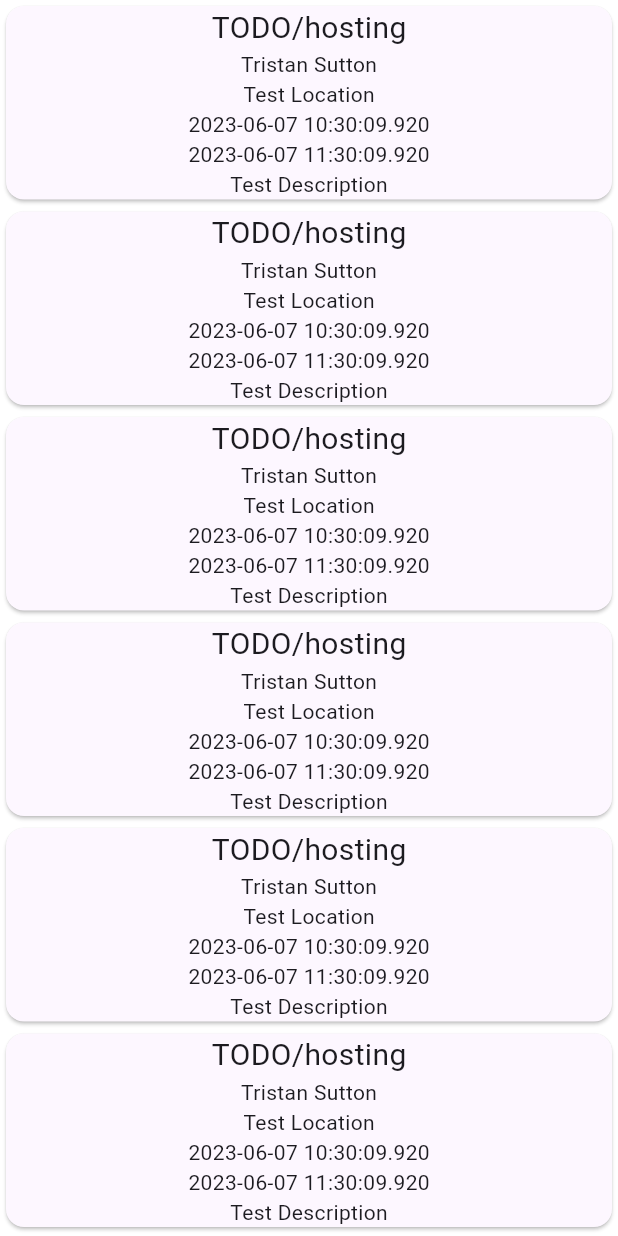
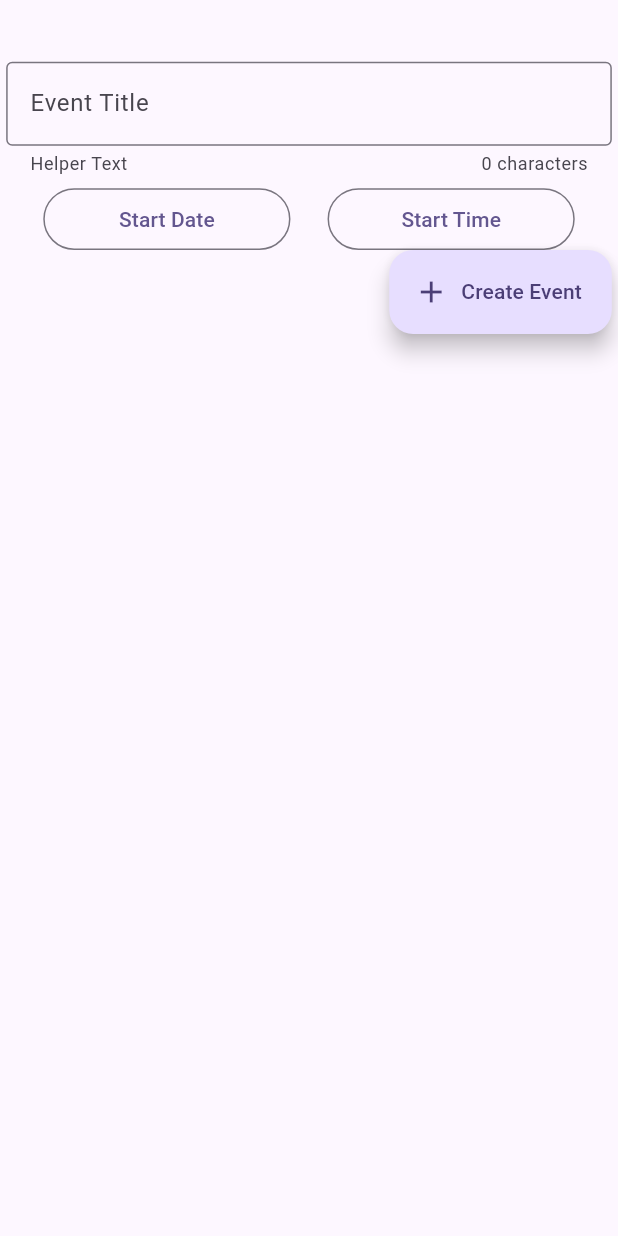
Before and after one commit to relf108/outvite, a Flutter app: the screen it shows after launch, tab 3 chosen, scrolled down 576 dp, after a tap on "Create Event", on a phone screen of 412 x 824 dp. Run offline on Flutter 3.47's test engine with Material 2 defaults, Android fonts, the phone set to English and light mode, and no system bars.

Commit message:
Date / Time pickers

```diff
--- a/lib/const/standard_theming.dart
+++ b/lib/const/standard_theming.dart
@@ -1,7 +1,7 @@
 import 'package:flutter/material.dart';
 
 class StandardMargins {
-  static edgeInsets(BuildContext context) {
+  static topLevelMargin(BuildContext context) {
     return EdgeInsets.fromLTRB(
         widthPercent(context),
         heightPercent(context, percent: 0.05),
@@ -9,7 +9,7 @@ class StandardMargins {
         heightPercent(context));
   }
 
-  static columnMargin(BuildContext context) {
+  static columnItemMargin(BuildContext context) {
     return EdgeInsets.fromLTRB(
       0,
       heightPercent(context, percent: 0.01),
--- a/lib/main.dart
+++ b/lib/main.dart
@@ -1,6 +1,6 @@
 import 'package:flutter/material.dart';
 import 'package:outvite/widget/create_event_button.dart';
-import 'package:outvite/widget/feed.dart';
+import 'package:outvite/view/feed.dart';
 import 'package:outvite/widget/nav.dart';
 
 void main() {
--- /dev/null
+++ b/lib/view/event_creator.dart
@@ -0,0 +1,117 @@
+import 'package:flutter/material.dart';
+import 'package:flutter/rendering.dart';
+import 'package:outvite/widget/datetime_picker.dart';
+import 'package:outvite/widget/timeofday_picker.dart';
+
+import '../const/standard_theming.dart';
+
+// Define a custom Form widget.
+class EventCreator extends StatefulWidget {
+  const EventCreator({super.key});
+
+  @override
+  EventCreatorState createState() {
+    return EventCreatorState();
+  }
+}
+
+class EventCreatorState extends State<EventCreator> {
+  final _titleController = TextEditingController();
+  int _titleLen = 0;
+
+  final _locationController = TextEditingController();
+  final _descriptionController = TextEditingController();
+
+  DateTime _startDate = DateTime(0);
+  TimeOfDay _startTime = const TimeOfDay(hour: 0, minute: 0);
+
+  void setStartDate(DateTime? dateTime) {
+    setState(() {
+      _startDate = dateTime!;
+    });
+  }
+
+  void setStartTime(TimeOfDay? timeOfDay) {
+    setState(() {
+      _startTime = timeOfDay!;
+    });
+  }
+
+  DateTime _endDate = DateTime(0);
+  TimeOfDay _endTime = const TimeOfDay(hour: 0, minute: 0);
+
+  void setEndDate(DateTime? dateTime) {
+    setState(() {
+      _endDate = dateTime!;
+    });
+  }
+
+  void setEndTime(TimeOfDay? timeOfDay) {
+    setState(() {
+      _endTime = timeOfDay!;
+    });
+  }
+
+  @override
+  void dispose() {
+    // Clean up the controller when the widget is disposed.
+    _titleController.dispose();
+    super.dispose();
+  }
+
+  @override
+  Widget build(BuildContext context) {
+    return Scaffold(
+        body: Container(
+            margin: StandardMargins.topLevelMargin(context),
+            child: Column(children: <Widget>[
+              TextField(
+                controller: _titleController,
+                decoration: InputDecoration(
+                  labelText: 'Event Title',
+                  hintText: 'Hint Text',
+                  helperText: 'Helper Text',
+                  counterText: '$_titleLen characters',
+                  border: const OutlineInputBorder(),
+                ),
+                onChanged: (value) => {
+                  setState(() {
+                    _titleLen = value.length;
+                  })
+                },
+              ),
+              Row(
+                mainAxisAlignment: MainAxisAlignment.spaceEvenly,
+                children: [
+                  DatePicker(
+                    title: 'Start Date',
+                    onChange: setStartDate,
+                    restorationId: 'strart_date',
+                  ),
+                  TimePicker(
+                    title: 'Start Time',
+                    onChange: setStartTime,
+                    restorationId: 'start_time',
+                  )
+                ],
+              ),
+              Container(
+                  alignment: Alignment.bottomRight,
+                  child: FloatingActionButton.extended(
+                    onPressed: () {
+                      if (_titleController.text.isNotEmpty) {
+                        ScaffoldMessenger.of(context).showSnackBar(
+                          SnackBar(
+                              content: Text(
+                                  'Processing Data ${_titleController.text}')),
+                        );
+                      }
+                    },
+                    label: const Text(
+                      'Create Event',
+                    ),
+                    icon: const Icon(Icons.add),
+                  ))
+            ])));
+  }
+}
--- a/lib/widget/feed.dart
+++ b/lib/view/feed.dart
@@ -31,14 +31,14 @@ class EventFeedState extends State<EventFeed> {
         for (Event event in events)
           Container(
               margin: (events.indexOf(event) != 0)
-                  ? StandardMargins.columnMargin(context)
+                  ? StandardMargins.columnItemMargin(context)
                   : EdgeInsets.zero,
               width: MediaQuery.of(context).size.width,
               child: Card(
-                color: Theme.of(context).cardColor,
+                  color: Theme.of(context).cardColor,
                   child: Column(
-                children: [event.render(context, isInvite: isInvite)],
-              )))
+                    children: [event.render(context, isInvite: isInvite)],
+                  )))
       ],
     ));
   }
--- a/lib/widget/create_event_button.dart
+++ b/lib/widget/create_event_button.dart
@@ -1,7 +1,6 @@
 import 'package:flutter/material.dart';
-
+import 'package:outvite/view/event_creator.dart';
 import '../const/standard_theming.dart';
-import 'feed.dart';
 
 class CreateEventButton extends StatelessWidget {
   const CreateEventButton({super.key});
@@ -19,7 +18,7 @@ class CreateEventButton extends StatelessWidget {
         child: FloatingActionButton.extended(
           onPressed: () {
             Navigator.of(context)
-                .push(Animations.transitionSlideUp(const EventFeed(endpoint: 'TODO/hosting')));
+                .push(Animations.transitionSlideUp(const EventCreator()));
           },
           label: const Text(
             'Create Event',
--- /dev/null
+++ b/lib/widget/datetime_picker.dart
@@ -0,0 +1,96 @@
+import 'package:flutter/material.dart';
+import 'package:outvite/const/standard_theming.dart';
+
+class DatePicker extends StatefulWidget {
+  const DatePicker({
+    super.key,
+    required this.onChange,
+    this.restorationId,
+    this.title = 'Open Picker',
+    this.timePicker = false,
+  });
+
+  final Function onChange;
+  final String? restorationId;
+  final String title;
+  final bool timePicker;
+
+  @override
+  State<DatePicker> createState() => _DatePickerState();
+}
+
+/// RestorationProperty objects can be used because of RestorationMixin.
+class _DatePickerState extends State<DatePicker> with RestorationMixin {
+  @override
+  String? get restorationId => widget.restorationId;
+
+  final RestorableDateTime _selectedDate = RestorableDateTime(DateTime.now());
+
+  late final RestorableRouteFuture<DateTime?> _restorableDatePickerRouteFuture =
+      RestorableRouteFuture<DateTime?>(
+    onComplete: _selectDate,
+    onPresent: (NavigatorState navigator, Object? arguments) {
+      return navigator.restorablePush(
+        _datePickerRoute,
+        arguments: _selectedDate.value.millisecondsSinceEpoch,
+      );
+    },
+  );
+
+  @pragma('vm:entry-point')
+  static Route<DateTime> _datePickerRoute(
+    BuildContext context,
+    Object? arguments,
+  ) {
+    return DialogRoute<DateTime>(
+      context: context,
+      builder: (BuildContext context) {
+        return DatePickerDialog(
+          restorationId: 'date_picker_dialog',
+          initialEntryMode: DatePickerEntryMode.calendar,
+          initialDate: DateTime.now(),
+          firstDate: DateTime.now().subtract(const Duration(days: 365)),
+          lastDate: DateTime.now().add(const Duration(days: 365)),
+        );
+      },
+    );
+  }
+
+  @override
+  void restoreState(RestorationBucket? oldBucket, bool initialRestore) {
+    registerForRestoration(_selectedDate, 'selected_date');
+    registerForRestoration(
+        _restorableDatePickerRouteFuture, 'date_picker_route_future');
+  }
+
+  void _selectDate(dynamic newSelectedDate) {
+    if (newSelectedDate != null) {
+      setState(() {
+        widget.onChange(newSelectedDate);
+      });
+    }
+  }
+
+  @override
+  Widget build(BuildContext context) {
+    return Container(
+      margin: StandardMargins.columnItemMargin(context),
+      constraints: BoxConstraints(
+          maxWidth: StandardMargins.widthPercent(context, percent: 0.4),
+          maxHeight: StandardMargins.heightPercent(context, percent: 0.05)),
+      child: Scaffold(
+        body: OutlinedButton(
+          style: OutlinedButton.styleFrom(
+              alignment: Alignment.centerLeft,
+              minimumSize: Size(
+                  StandardMargins.widthPercent(context, percent: 0.4),
+                  StandardMargins.heightPercent(context, percent: 0.05))),
+          onPressed: () {
+            _restorableDatePickerRouteFuture.present();
+          },
+          child: Center(child: Text(widget.title)),
+        ),
+      ),
+    );
+  }
+}
--- /dev/null
+++ b/lib/widget/timeofday_picker.dart
@@ -0,0 +1,93 @@
+import 'package:flutter/material.dart';
+import 'package:outvite/const/standard_theming.dart';
+
+class TimePicker extends StatefulWidget {
+  const TimePicker({
+    super.key,
+    required this.onChange,
+    this.restorationId,
+    this.title = 'Open Picker',
+  });
+
+  final Function onChange;
+  final String? restorationId;
+  final String title;
+
+  @override
+  State<TimePicker> createState() => _TimePickerState();
+}
+
+/// RestorationProperty objects can be used because of RestorationMixin.
+class _TimePickerState extends State<TimePicker> with RestorationMixin {
+  @override
+  String? get restorationId => widget.restorationId;
+
+  final RestorableTimeOfDay _selectedTime =
+      RestorableTimeOfDay(TimeOfDay.now());
+
+  late final RestorableRouteFuture<TimeOfDay?>
+      _restorableTimeOfDayPickerRouteFuture = RestorableRouteFuture<TimeOfDay?>(
+    onComplete: _selectTime,
+    onPresent: (NavigatorState navigator, Object? arguments) {
+      return navigator.restorablePush(
+        _timePickerRoute,
+        arguments: _selectedTime.value.hour,
+      );
+    },
+  );
+
+  @pragma('vm:entry-point')
+  static Route<TimeOfDay> _timePickerRoute(
+    BuildContext context,
+    Object? arguments,
+  ) {
+    return DialogRoute<TimeOfDay>(
+      context: context,
+      builder: (BuildContext context) {
+        return TimePickerDialog(
+          restorationId: 'time_picker_dialog',
+          initialEntryMode: TimePickerEntryMode.dial,
+          initialTime: TimeOfDay.now(),
+        );
+      },
+    );
+  }
+
+  @override
+  void restoreState(RestorationBucket? oldBucket, bool initialRestore) {
+    registerForRestoration(_selectedTime, 'selected_time');
+    registerForRestoration(_restorableTimeOfDayPickerRouteFuture,
+        'time_of_day_picker_route_future');
+  }
+
+  void _selectTime(TimeOfDay? newSelectedTime) {
+    if (newSelectedTime != null) {
+      setState(() {
+        widget.onChange(newSelectedTime);
+      });
+    }
+  }
+
+  @override
+  Widget build(BuildContext context) {
+    return Container(
+      margin: StandardMargins.columnItemMargin(context),
+      constraints: BoxConstraints(
+          maxWidth: StandardMargins.widthPercent(context, percent: 0.4),
+          maxHeight: StandardMargins.heightPercent(context, percent: 0.05)),
+      child: Scaffold(
+        body: OutlinedButton(
+          style: OutlinedButton.styleFrom(
+              alignment: Alignment.centerLeft,
+              minimumSize: Size(
+                  StandardMargins.widthPercent(context, percent: 0.4),
+                  StandardMargins.heightPercent(context, percent: 0.05))),
+          onPressed: () {
+            _restorableTimeOfDayPickerRouteFuture.present();
+          },
+          child: Center(child: Text(widget.title)),
+        ),
+      ),
+    );
+  }
+}
```
Also changed, not shown: lib/widget/event_builder.dart (deleted, +0 -19 lines).
